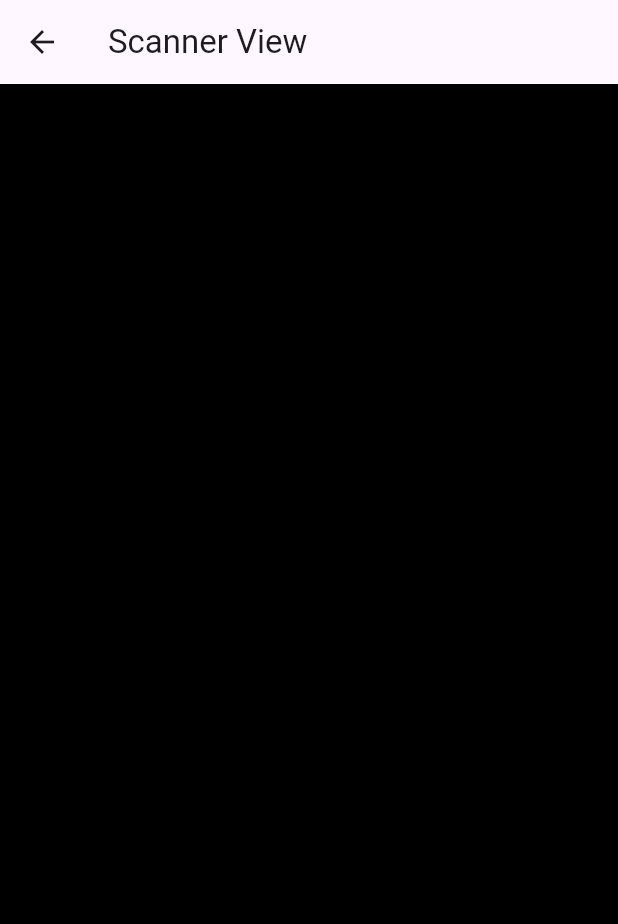
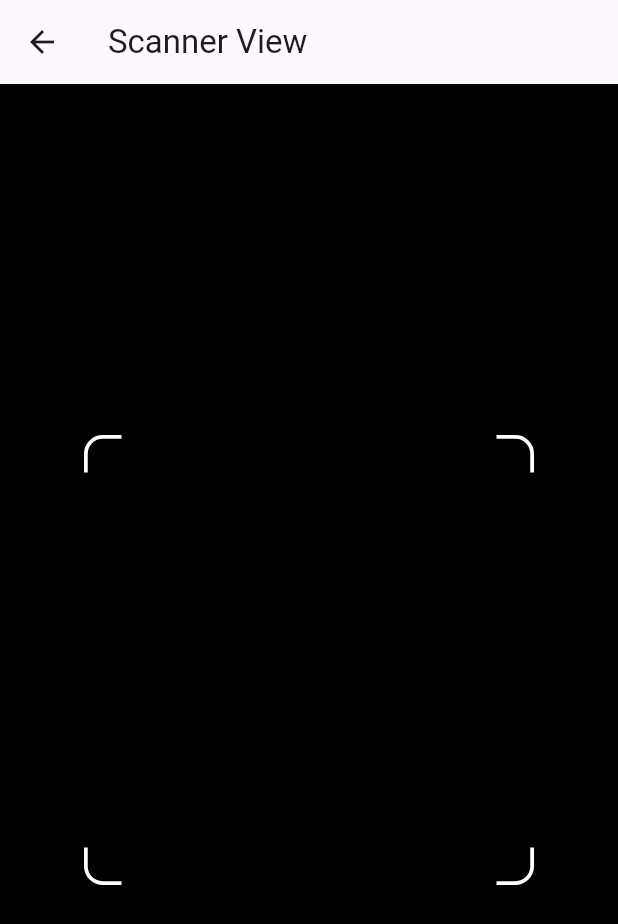
Before and after one commit to prahack/flutter_qr_scanner, a Flutter app: the screen it shows after launch, after a tap on "Start Scan", on a phone screen of 412 x 824 dp. Shown: the top 924 px of the screen. Run offline on Flutter 3.47's test engine with Material 3 defaults, Android fonts, the phone set to English and light mode, and no system bars; our stand-ins replace plugin_platform_interface.

Commit message:
QR stream and view changes

```diff
--- a/example/lib/qr_scan_view.dart
+++ b/example/lib/qr_scan_view.dart
@@ -1,3 +1,5 @@
+import 'dart:math';
+
 import 'package:flutter/material.dart';
 import 'package:flutter_qr_scanner/flutter_qr_scanner_plugin.dart';
 
@@ -15,11 +17,10 @@ class _QRScanViewState extends State<QRScanView> {
   void initState() {
     super.initState();
     qrController = QRController(CameraFacing.front);
-    // TODO: make this work for both platforms
-    // cameraController.qrBytes.listen((data) {
-    //   // Handle the incoming data here
-    //   print("Received data: $data");
-    // });
+    qrController.qrBytes.listen((data) {
+      // Handle the incoming data here
+      print("Received data: $data");
+    });
     start();
   }
 
@@ -29,17 +30,30 @@ class _QRScanViewState extends State<QRScanView> {
       appBar: AppBar(
         title: const Text('Scanner View'),
       ),
-      body: Stack(
-        children: [
-          GestureDetector(
+      body: GestureDetector(
         onScaleUpdate: (details) {
           // TODO: make zoom smooth
           print(details.scale);
           qrController.changeZoom(details.scale);
         },
-            child: QRScanViewWidget(qrController),
+        child: Stack(
+          children: [
+            QRScanViewWidget(qrController),
+            Positioned.fill(
+              child: Container(
+                decoration: ShapeDecoration(
+                  shape: QrScannerOverlayShape(
+                    borderColor: Colors.white,
+                    borderRadius: 10,
+                    borderLength: 20,
+                    borderWidth: 5,
+                    cutOutSize: 300,
                   ),
+                ),
+              ),
+            )
           ],
+        ),
       ),
     );
   }
@@ -54,3 +68,183 @@ class _QRScanViewState extends State<QRScanView> {
     super.dispose();
   }
 }
+
+class QrScannerOverlayShape extends ShapeBorder {
+  QrScannerOverlayShape({
+    this.borderColor = Colors.red,
+    this.borderWidth = 3.0,
+    this.overlayColor = const Color.fromRGBO(0, 0, 0, 80),
+    this.borderRadius = 0,
+    this.borderLength = 40,
+    double? cutOutSize,
+    double? cutOutWidth,
+    double? cutOutHeight,
+    this.cutOutBottomOffset = 0,
+  })  : cutOutWidth = cutOutWidth ?? cutOutSize ?? 250,
+        cutOutHeight = cutOutHeight ?? cutOutSize ?? 250 {
+    assert(
+    borderLength <=
+        min(this.cutOutWidth, this.cutOutHeight) / 2 + borderWidth * 2,
+    "Border can't be larger than ${min(this.cutOutWidth, this.cutOutHeight) / 2 + borderWidth * 2}",
+    );
+    assert(
+    (cutOutWidth == null && cutOutHeight == null) ||
+        (cutOutSize == null && cutOutWidth != null && cutOutHeight != null),
+    'Use only cutOutWidth and cutOutHeight or only cutOutSize');
+  }
+
+  final Color borderColor;
+  final double borderWidth;
+  final Color overlayColor;
+  final double borderRadius;
+  final double borderLength;
+  final double cutOutWidth;
+  final double cutOutHeight;
+  final double cutOutBottomOffset;
+
+  @override
+  EdgeInsetsGeometry get dimensions => const EdgeInsets.all(10);
+
+  @override
+  Path getInnerPath(Rect rect, {TextDirection? textDirection}) {
+    return Path()
+      ..fillType = PathFillType.evenOdd
+      ..addPath(getOuterPath(rect), Offset.zero);
+  }
+
+  @override
+  Path getOuterPath(Rect rect, {TextDirection? textDirection}) {
+    Path getLeftTopPath(Rect rect) {
+      return Path()
+        ..moveTo(rect.left, rect.bottom)
+        ..lineTo(rect.left, rect.top)
+        ..lineTo(rect.right, rect.top);
+    }
+
+    return getLeftTopPath(rect)
+      ..lineTo(
+        rect.right,
+        rect.bottom,
+      )
+      ..lineTo(
+        rect.left,
+        rect.bottom,
+      )
+      ..lineTo(
+        rect.left,
+        rect.top,
+      );
+  }
+
+  @override
+  void paint(Canvas canvas, Rect rect, {TextDirection? textDirection}) {
+    final width = rect.width;
+    final borderWidthSize = width / 2;
+    final height = rect.height;
+    final borderOffset = borderWidth / 2;
+    final mBorderLength =
+    borderLength > min(cutOutHeight, cutOutHeight) / 2 + borderWidth * 2
+        ? borderWidthSize / 2
+        : borderLength;
+    final mCutOutWidth =
+    cutOutWidth < width ? cutOutWidth : width - borderOffset;
+    final mCutOutHeight =
+    cutOutHeight < height ? cutOutHeight : height - borderOffset;
+
+    final backgroundPaint = Paint()
+      ..color = overlayColor
+      ..style = PaintingStyle.fill;
+
+    final borderPaint = Paint()
+      ..color = borderColor
+      ..style = PaintingStyle.stroke
+      ..strokeWidth = borderWidth;
+
+    final boxPaint = Paint()
+      ..color = borderColor
+      ..style = PaintingStyle.fill
+      ..blendMode = BlendMode.dstOut;
+
+    final cutOutRect = Rect.fromLTWH(
+      rect.left + width / 2 - mCutOutWidth / 2 + borderOffset,
+      -cutOutBottomOffset +
+          rect.top +
+          height / 2 -
+          mCutOutHeight / 2 +
+          borderOffset,
+      mCutOutWidth - borderOffset * 2,
+      mCutOutHeight - borderOffset * 2,
+    );
+
+    canvas
+      ..saveLayer(
+        rect,
+        backgroundPaint,
+      )
+      ..drawRect(
+        rect,
+        backgroundPaint,
+      )
+    // Draw top right corner
+      ..drawRRect(
+        RRect.fromLTRBAndCorners(
+          cutOutRect.right - mBorderLength,
+          cutOutRect.top,
+          cutOutRect.right,
+          cutOutRect.top + mBorderLength,
+          topRight: Radius.circular(borderRadius),
+        ),
+        borderPaint,
+      )
+    // Draw top left corner
+      ..drawRRect(
+        RRect.fromLTRBAndCorners(
+          cutOutRect.left,
+          cutOutRect.top,
+          cutOutRect.left + mBorderLength,
+          cutOutRect.top + mBorderLength,
+          topLeft: Radius.circular(borderRadius),
+        ),
+        borderPaint,
+      )
+    // Draw bottom right corner
+      ..drawRRect(
+        RRect.fromLTRBAndCorners(
+          cutOutRect.right - mBorderLength,
+          cutOutRect.bottom - mBorderLength,
+          cutOutRect.right,
+          cutOutRect.bottom,
+          bottomRight: Radius.circular(borderRadius),
+        ),
+        borderPaint,
+      )
+    // Draw bottom left corner
+      ..drawRRect(
+        RRect.fromLTRBAndCorners(
+          cutOutRect.left,
+          cutOutRect.bottom - mBorderLength,
+          cutOutRect.left + mBorderLength,
+          cutOutRect.bottom,
+          bottomLeft: Radius.circular(borderRadius),
+        ),
+        borderPaint,
+      )
+      ..drawRRect(
+        RRect.fromRectAndRadius(
+          cutOutRect,
+          Radius.circular(borderRadius),
+        ),
+        boxPaint,
+      )
+      ..restore();
+  }
+
+  @override
+  ShapeBorder scale(double t) {
+    return QrScannerOverlayShape(
+      borderColor: borderColor,
+      borderWidth: borderWidth,
+      overlayColor: overlayColor,
+    );
+  }
+}
--- a/lib/src/qr_controller.dart
+++ b/lib/src/qr_controller.dart
@@ -55,9 +55,8 @@ class _QRController implements QRController {
       stop();
     }
     id = hashCode;
-    // TODO: make this availble for both platforms
-    // subscription =
-    //     event.receiveBroadcastStream().listen((data) => handleEvent(data));
+    subscription =
+        event.receiveBroadcastStream().listen((data) => handleEvent(data));
   }
 
   void handleEvent(Map<dynamic, dynamic> event) {
@@ -65,7 +64,8 @@ class _QRController implements QRController {
     final data = event['data'];
     switch (name) {
       case 'qr_size':
-        qrSizeController.add(data);
+        List<int> intList = data.whereType<int>().toList();
+        qrSizeController.add(intList);
         break;
       case 'torchState':
         break;
@@ -80,9 +80,9 @@ class _QRController implements QRController {
   Future<void> startAsync() async {
     ensure('startAsync');
     // Check authorization state.
-    var state = await method.invokeMethod('stateNative');
+    var state = await method.invokeMethod('permissionState');
     if (state == undetermined) {
-      final result = await method.invokeMethod('requestNative');
+      final result = await method.invokeMethod('requestPermissions');
       state = result ? authorized : denied;
     }
     if (state != authorized) {
@@ -110,7 +110,7 @@ class _QRController implements QRController {
   @override
   void changeZoom(double scale) => method.invokeMethod('changeZoom', scale);
 
-  void stop() => method.invokeMethod('stopNative');
+  void stop() => method.invokeMethod('stopScan');
 
   void ensure(String name) {
     final message =
```
Also changed, not shown: 3 other files. Lines whose indentation alone changed are shown as unchanged.
